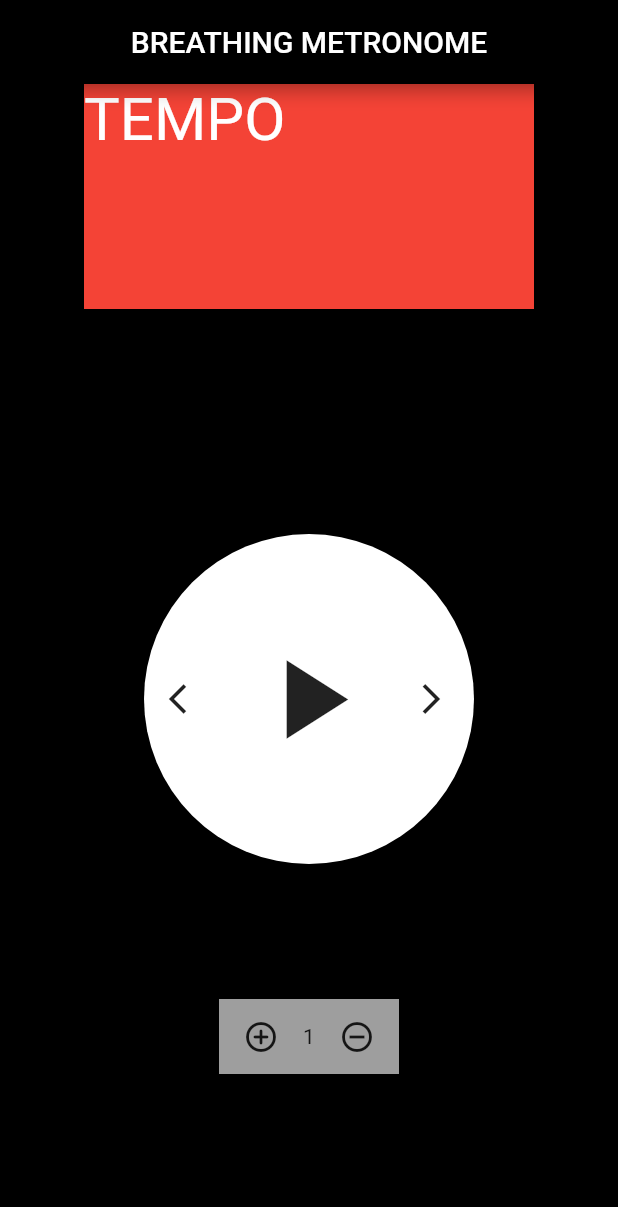
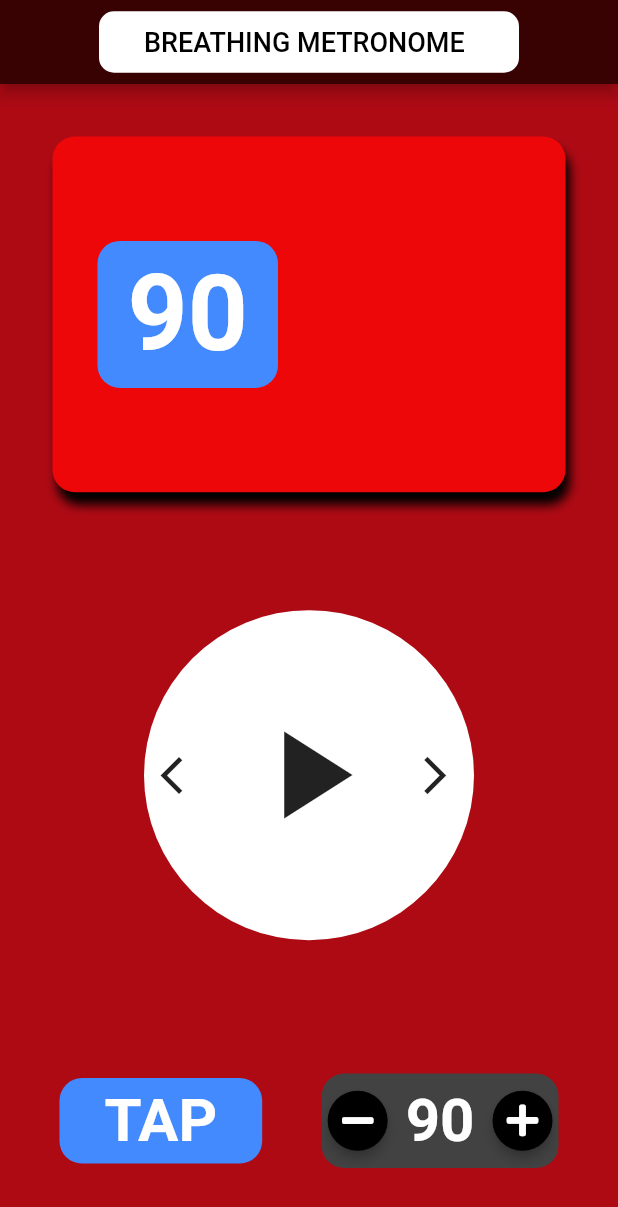
Before and after one commit to rajugrj510/Vocal-App, a Flutter app: the screen it shows after launch, on a phone screen of 412 x 824 dp. Shown: the top 1207 px of the screen. Run offline on Flutter 3.47's test engine with Material 2 defaults, Android fonts, the phone set to English and light mode, and no system bars; our stand-ins replace font_awesome_flutter, syncfusion_flutter_sliders.

Commit message:
metronome UI

```diff
--- a/lib/main.dart
+++ b/lib/main.dart
@@ -1,113 +1,8 @@
 import 'package:flutter/material.dart';
-import 'metronomes.dart';
+import 'metronome/metronomes.dart';
 
 void main() {
   runApp(MaterialApp(
     home: Metronome(),
   ));
 }
-
-class MyApp extends StatelessWidget {
-  const MyApp({Key? key}) : super(key: key);
-
-  // This widget is the root of your application.
-  @override
-  Widget build(BuildContext context) {
-    return MaterialApp(
-      title: 'Welcome to Flutter',
-      home: Scaffold(
-        appBar: AppBar(
-          title: const Text('Welcome to Flutter'),
-        ),
-        body: const Center(
-          child: Text('Hello World'),
-        ),
-      ),
-    );
-  }
-}
-
-class MyHomePage extends StatefulWidget {
-  const MyHomePage({Key? key, required this.title}) : super(key: key);
-
-  // This widget is the home page of your application. It is stateful, meaning
-  // that it has a State object (defined below) that contains fields that affect
-  // how it looks.
-
-  // This class is the configuration for the state. It holds the values (in this
-  // case the title) provided by the parent (in this case the App widget) and
-  // used by the build method of the State. Fields in a Widget subclass are
-  // always marked "final".
-
-  final String title;
-
-  @override
-  State<MyHomePage> createState() => _MyHomePageState();
-}
-
-class _MyHomePageState extends State<MyHomePage> {
-  int _counter = 0;
-
-  void _incrementCounter() {
-    setState(() {
-      // This call to setState tells the Flutter framework that something has
-      // changed in this State, which causes it to rerun the build method below
-      // so that the display can reflect the updated values. If we changed
-      // _counter without calling setState(), then the build method would not be
-      // called again, and so nothing would appear to happen.
-      _counter++;
-    });
-  }
-
-  @override
-  Widget build(BuildContext context) {
-    // This method is rerun every time setState is called, for instance as done
-    // by the _incrementCounter method above.
-    //
-    // The Flutter framework has been optimized to make rerunning build methods
-    // fast, so that you can just rebuild anything that needs updating rather
-    // than having to individually change instances of widgets.
-    return Scaffold(
-      appBar: AppBar(
-        // Here we take the value from the MyHomePage object that was created by
-        // the App.build method, and use it to set our appbar title.
-        title: Text(widget.title),
-      ),
-      body: Center(
-        // Center is a layout widget. It takes a single child and positions it
-        // in the middle of the parent.
-        child: Column(
-          // Column is also a layout widget. It takes a list of children and
-          // arranges them vertically. By default, it sizes itself to fit its
-          // children horizontally, and tries to be as tall as its parent.
-          //
-          // Invoke "debug painting" (press "p" in the console, choose the
-          // "Toggle Debug Paint" action from the Flutter Inspector in Android
-          // Studio, or the "Toggle Debug Paint" command in Visual Studio Code)
-          // to see the wireframe for each widget.
-          //
-          // Column has various properties to control how it sizes itself and
-          // how it positions its children. Here we use mainAxisAlignment to
-          // center the children vertically; the main axis here is the vertical
-          // axis because Columns are vertical (the cross axis would be
-          // horizontal).
-          mainAxisAlignment: MainAxisAlignment.center,
-          children: <Widget>[
-            const Text(
-              'You have pushed the button this many times:',
-            ),
-            Text(
-              '$_counter',
-              style: Theme.of(context).textTheme.headline4,
-            ),
-          ],
-        ),
-      ),
-      floatingActionButton: FloatingActionButton(
-        onPressed: _incrementCounter,
-        tooltip: 'Increment',
-        child: const Icon(Icons.add),
-      ), // This trailing comma makes auto-formatting nicer for build methods.
-    );
-  }
-}
--- /dev/null
+++ b/lib/metronome/constants.dart
@@ -0,0 +1,7 @@
+import 'package:flutter/material.dart';
+
+const ktext_style =  TextStyle(
+      color: Colors.white,
+      fontSize: 40.0,
+      fontWeight: FontWeight.bold,
+    );
--- /dev/null
+++ b/lib/metronome/metronomes.dart
@@ -0,0 +1,206 @@
+import 'package:flutter/material.dart';
+import 'package:vocal_app/metronome/constants.dart';
+import 'package:font_awesome_flutter/font_awesome_flutter.dart';
+import 'package:syncfusion_flutter_sliders/sliders.dart';
+
+class Metronome extends StatefulWidget {
+
+  @override
+  _MetronomeState createState() => _MetronomeState();
+}
+
+class _MetronomeState extends State<Metronome> {
+  int tempo = 90;
+  int _value = 0 ;
+  @override
+  Widget build(BuildContext context) {
+    return Scaffold(
+      backgroundColor: Color(0XFFAE0A14),
+      appBar: AppBar(
+        backgroundColor: Color(0xFF390202),
+        title: Container(
+          width: 280,
+          decoration: BoxDecoration(
+            color: Colors.white,
+            borderRadius: BorderRadius.circular(10.0),
+          ),
+          child: Padding(
+            padding: EdgeInsets.fromLTRB(30.0, 10.0, 20.0, 10.0),
+            child: Text(
+              'BREATHING METRONOME',
+              style: TextStyle(
+                fontSize: 18,
+                color: Colors.black,
+              ),
+            ),
+          ),
+        ),
+        centerTitle: true,
+      ),
+      body: Column(
+        children: [
+          Expanded(
+            flex: 2,
+            child: Container(
+              margin: EdgeInsets.all(35.0),
+              decoration: BoxDecoration(
+                color: Color(0xFFEE0708),
+                borderRadius: BorderRadius.circular(15.0),
+                boxShadow: [
+                  BoxShadow(
+                  color: Colors.black,
+                  blurRadius: 5,
+                  offset: Offset(3, 8),
+                )]
+              ),
+              child: Row(
+                children: [
+                  Container(
+                    margin: EdgeInsets.all(30.0),
+                    decoration: BoxDecoration(
+                      color: Colors.blueAccent,
+                      borderRadius: BorderRadius.circular(15.0),
+                    ),
+                    child: Padding(
+                      padding:  EdgeInsets.fromLTRB(20.0, 8.0, 20.0, 8.0),
+                      child: Text(
+                        tempo.toString(),
+                        style: TextStyle(
+                          fontSize: 70,
+                          fontWeight: FontWeight.bold,
+                          color: Colors.white,
+                        ),
+                      ),
+                    ),
+                  ),
+
+
+                ],
+              ),
+            ),
+          ),
+          //This is the play button
+          Expanded(
+            flex: 2,
+            child: Row(
+              mainAxisAlignment: MainAxisAlignment.center,
+              children: [
+                Container(
+                  width: 220,
+                  height: 220,
+                  child: Row(
+                    mainAxisAlignment: MainAxisAlignment.spaceEvenly,
+                    children: [
+                      IconButton(
+                        onPressed: () {},
+                        icon: Icon(
+                            Icons.arrow_back_ios,
+                          size: 30.0,),
+                      ),
+                      IconButton(
+                        onPressed: () {},
+                        icon: Icon(Icons.play_arrow),
+                        iconSize: 100.0,
+
+                      ),
+                      IconButton(
+                        onPressed: () {},
+                        icon: Icon(
+                            Icons.arrow_forward_ios,
+                        size: 30.0,),
+                      ),
+                    ],
+                  ),
+                  decoration: BoxDecoration(
+                    shape: BoxShape.circle,
+                    color: Colors.white,
+                  ),
+                ),
+              ],
+            ),
+          ),
+          //This is where the last set of buttons will be for the metronome
+          Expanded(
+            child: Row(
+               mainAxisAlignment: MainAxisAlignment.spaceEvenly,
+              children: [
+                Container(
+                  decoration:BoxDecoration(
+                    color: Colors.blueAccent,
+                    borderRadius: BorderRadius.circular(15.0),
+                  ),
+                  child: Padding(
+                    padding: EdgeInsets.fromLTRB(30.0, 5.0, 30.0, 5.0),
+                    child: Text(
+                      'TAP',
+                      style: TextStyle(
+                        color: Colors.white,
+                        fontSize: 40.0,
+                        fontWeight: FontWeight.bold,
+                      ),
+                    ),
+                  ),
+                ),
+                Container(
+                  //padding: EdgeInsets.fromLTRB(20.0, 5.0, 20.0, 5.0),
+                  decoration: BoxDecoration(
+                    color: Colors.grey.shade800,
+                    borderRadius: BorderRadius.circular(15.0),
+                  ),
+                  child: Row(
+                    mainAxisAlignment: MainAxisAlignment.spaceEvenly,
+                    children: [
+                      RoundIconButton(
+                          icon: FontAwesomeIcons.minus,
+                          onPressed: (){
+                            //perform action for metronome
+                            setState(() {
+                              tempo--;
+                            });
+                          }),
+                      Padding(
+                        padding: const EdgeInsets.all(8.0),
+                        child: Text(
+                        tempo.toString(),
+                        style: ktext_style,
+                        ),
+                      ),
+                      RoundIconButton(
+                          icon: FontAwesomeIcons.plus,
+                          onPressed: (){
+                            //perform action for metronome
+                            setState(() {
+                              tempo++;
+                            });
+                          }),
+                    ],
+                  ),
+                ),
+              ],
+            ),
+          ),
+        ],
+      ),
+    );
+  }
+}
+
+class RoundIconButton extends StatelessWidget {
+  RoundIconButton({required this.icon, required this.onPressed});
+  final IconData icon;
+  final VoidCallback onPressed;
+  @override
+  Widget build(BuildContext context) {
+    return RawMaterialButton(
+        child: Icon(icon,
+        color: Colors.white,),
+        elevation: 3.0,
+        shape: CircleBorder(),
+        fillColor: Colors.black,
+        constraints: BoxConstraints.tightFor(
+          width: 40.0,
+          height: 40.0,
+        ),
+        onPressed: onPressed);
+  }
+}
--- a/lib/metronomes.dart
+++ /dev/null
@@ -1,106 +0,0 @@
-import 'package:flutter/material.dart';
-
-class Metronome extends StatefulWidget {
-  const Metronome({ Key? key }) : super(key: key);
-
-  @override
-  _MetronomeState createState() => _MetronomeState();
-}
-
-class _MetronomeState extends State<Metronome> {
-  @override
-  Widget build(BuildContext context) {
-    return Scaffold(
-      backgroundColor: Colors.black,
-      appBar: AppBar(
-        backgroundColor: Colors.black,
-        title: Text('BREATHING METRONOME'),
-        centerTitle: true,
-      ),
-      body: Column(
-        crossAxisAlignment: CrossAxisAlignment.end,
-        children: [
-          Row(
-            mainAxisAlignment: MainAxisAlignment.center,
-            children: [
-              Container(
-                color: Colors.red,
-                width: 300,
-                height: 150,
-                child: Text(
-                  'TEMPO',
-                  style: TextStyle(
-                    fontSize: 40,
-                    color: Colors.white,
-                  ),
-                  ),
-              ),
-            ],
-          ),
-
-          SizedBox(height: 150,),
-
-          //This is the play button
-          Row(
-            mainAxisAlignment: MainAxisAlignment.center,
-            children: [
-              Container(
-                width: 220,
-                height: 220,
-                child: Row(
-                  mainAxisAlignment: MainAxisAlignment.spaceEvenly,
-                  children: [
-                    IconButton(
-                      onPressed: (){},
-                      icon: Icon(Icons.arrow_back_ios),
-                    ),
-                    IconButton(
-                      onPressed: (){},
-                      icon: Icon(Icons.play_arrow),
-                      iconSize: 90,
-                    ),
-                    IconButton(
-                      onPressed: (){},
-                      icon: Icon(Icons.arrow_forward_ios),
-                    ),
-                  ],
-                ),
-                decoration: BoxDecoration(
-                  shape: BoxShape.circle,
-                  color: Colors.white,
-                ),
-              ),
-            ],
-          ),
-          SizedBox(height: 90,),
-
-          //This is where the last set of buttons will be for the metronome
-          Row(
-            mainAxisAlignment: MainAxisAlignment.center,
-            children: [
-              Container(
-                width: 120,
-                height: 50,
-                color: Colors.grey,
-                child: Row(
-                  mainAxisAlignment: MainAxisAlignment.spaceEvenly,
-                  children: [
-                    IconButton(
-                      onPressed: (){},
-                      icon: Icon(Icons.add_circle_outline_rounded)
-                      ),
-                    Text('1'),
-                    IconButton(
-                      onPressed: (){},
-                      icon: Icon(Icons.do_not_disturb_on_outlined)
-                      ),
-                  ],
-                ),
-              ),
-            ],
-          ),
-        ],
-      ),
-    );
-  }
-}
```
Also changed, not shown: pubspec.yaml (+2 -62 lines), pubspec.lock.
